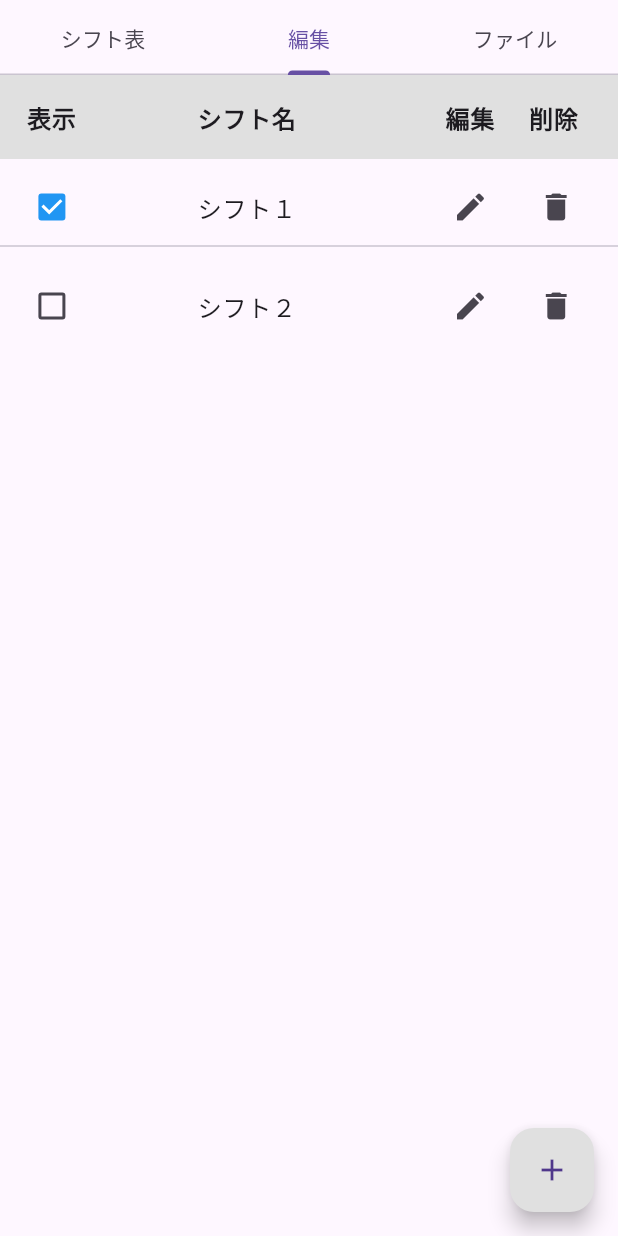
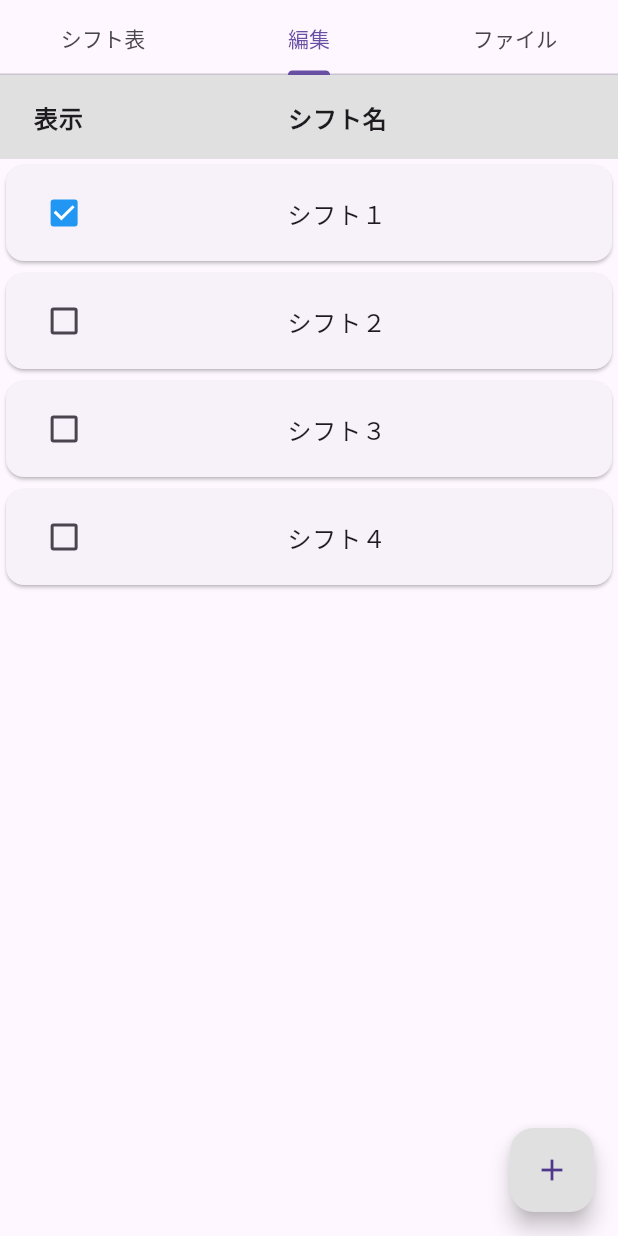
Before and after one commit to zeki-soft/shift_calendar, a Flutter app: the screen it shows after launch, tab 2 chosen, on a phone screen of 412 x 824 dp. Run offline on Flutter 3.47's test engine with Material 3 defaults, Android fonts, the phone set to English and light mode, and no system bars; our stand-ins replace file_picker, flutter_riverpod, table_calendar; missing offline and left inert: sqlite3.

Commit message:
開発中

```diff
--- a/lib/model/shift_table_model.dart
+++ b/lib/model/shift_table_model.dart
@@ -1,4 +1,6 @@
 import 'dart:convert';
+
+import 'package:flutter/material.dart';
 
 class ShiftTableModel {
   final int id;
--- a/lib/pages/shift_edit.dart
+++ b/lib/pages/shift_edit.dart
@@ -12,7 +12,7 @@ class ShiftEdit extends StatefulWidget {
 }
 
 class _ShiftEditState extends State<ShiftEdit> {
-  final List<ShiftTableModel> listItems = [
+  final List<ShiftTableModel> _listItems = [
     ShiftTableModel(
         id: 1,
         shiftName: 'シフト１',
@@ -24,8 +24,21 @@ class _ShiftEditState extends State<ShiftEdit> {
         shiftName: 'シフト２',
         showFlag: false,
         baseDate: '2024/12/19',
-        orderNum: 2)
+        orderNum: 2),
+    ShiftTableModel(
+        id: 3,
+        shiftName: 'シフト３',
+        showFlag: false,
+        baseDate: '2024/12/19',
+        orderNum: 4),
+    ShiftTableModel(
+        id: 4,
+        shiftName: 'シフト４',
+        showFlag: false,
+        baseDate: '2024/12/19',
+        orderNum: 3)
   ];
+
   @override
   void initState() {
     super.initState();
@@ -45,15 +58,25 @@ class _ShiftEditState extends State<ShiftEdit> {
           _listDataHeader(),
           // シフト一覧
           Expanded(
-              child: ListView.separated(
-            itemCount: listItems.length,
-            itemBuilder: (BuildContext context, int index) {
-              return _listData(listItems[index], index);
+            // 入れ替え可能リスト
+            child: ReorderableListView.builder(
+              itemBuilder: (context, index) {
+                return _listData(_listItems[index]);
               },
-            // 区切り
-            separatorBuilder: (BuildContext context, int index) =>
-                const Divider(),
-          )),
+              itemCount: _listItems.length,
+              onReorder: (int oldIndex, int newIndex) {
+                // 入れ替え処理(固定処理)
+                if (oldIndex < newIndex) {
+                  newIndex -= 1;
+                }
+                var item = _listItems.removeAt(oldIndex);
+                _listItems.insert(newIndex, item);
+              },
+              proxyDecorator: (widget, _, __) {
+                return Opacity(opacity: 0.5, child: widget);
+              },
+            ),
+          ),
         ],
       ),
       // 追加ボタン
@@ -94,30 +117,19 @@ class _ShiftEditState extends State<ShiftEdit> {
                   textAlign: TextAlign.center,
                   style: TextStyle(fontWeight: FontWeight.bold))),
           Expanded(
-              flex: 6,
+              flex: 7,
               child: Text('シフト名',
-                  textAlign: TextAlign.center,
-                  style: TextStyle(fontWeight: FontWeight.bold))),
-          Expanded(
-              flex: 2,
-              child: Text('編集',
-                  textAlign: TextAlign.center,
-                  style: TextStyle(fontWeight: FontWeight.bold))),
-          Expanded(
-              flex: 1,
-              child: Text('削除',
                   textAlign: TextAlign.center,
                   style: TextStyle(fontWeight: FontWeight.bold))),
         ])));
   }
 
   // シフトデータ
-  Widget _listData(ShiftTableModel shiftData, int index) {
-    return SizedBox(
-        height: 50,
-        child: Container(
+  Widget _listData(ShiftTableModel shiftData) {
+    return Card(
+        key: Key(shiftData.id.toString()), // キーで紐づけ
         child: Dismissible(
-                key: Key(index.toString()),
+            key: Key(shiftData.id.toString()),
             onDismissed: (DismissDirection direction) {
               // リスト削除処理
               // setState(() {
@@ -128,6 +140,15 @@ class _ShiftEditState extends State<ShiftEdit> {
               color: Colors.cyan[300],
             ),
             child: ListTile(
+                onTap: () => {
+                      // シフト編集詳細へ遷移
+                      Navigator.push(
+                        context,
+                        MaterialPageRoute(
+                            builder: (context) =>
+                                ShiftEditDetail(shiftData: shiftData)),
+                      )
+                    },
                 title: Row(children: [
                   // 表示
                   Expanded(
@@ -145,35 +166,11 @@ class _ShiftEditState extends State<ShiftEdit> {
                   ),
                   // シフト名
                   Expanded(
-                      flex: 6,
+                      flex: 7,
                       child: Text(
                         shiftData.shiftName,
                         textAlign: TextAlign.center,
                       )),
-                  // 編集ボタン
-                  Expanded(
-                      flex: 2,
-                      child: IconButton(
-                        icon: const Icon(Icons.edit),
-                        onPressed: () {
-                          // シフト編集詳細へ遷移
-                          Navigator.push(
-                            context,
-                            MaterialPageRoute(
-                                builder: (context) =>
-                                    ShiftEditDetail(shiftData: shiftData)),
-                          );
-                        },
-                      )),
-                  // 削除ボタン
-                  Expanded(
-                      flex: 1,
-                      child: IconButton(
-                        icon: const Icon(Icons.delete),
-                        onPressed: () {
-                          // ボタンが押された際の動作を記述する
-                        },
-                      )),
-                ])))));
+                ]))));
   }
 }
--- a/pubspec.yaml
+++ b/pubspec.yaml
@@ -35,6 +35,7 @@ dependencies:
   intl: ^0.18.0
   table_calendar: ^3.0.9
   flutter_riverpod: ^2.4.9
+  hooks_riverpod: ^2.5.1
   flutter_launcher_icons: ^0.13.1
   file_picker: ^8.0.0+1
   flutter_file_dialog: ^3.0.2
```
Also changed, not shown: lib/model/shift_data_model.dart (added, +58 -0 lines), lib/pages/shift_edit_detail.dart (+65 -43 lines), lib/provider/shift_data_provider.dart (added, +47 -0 lines), lib/sql/shift_record_sql.dart (+23 -18 lines), lib/sql/shift_table_sql.dart (+23 -17 lines), pubspec.lock. Lines whose indentation alone changed are shown as unchanged.
